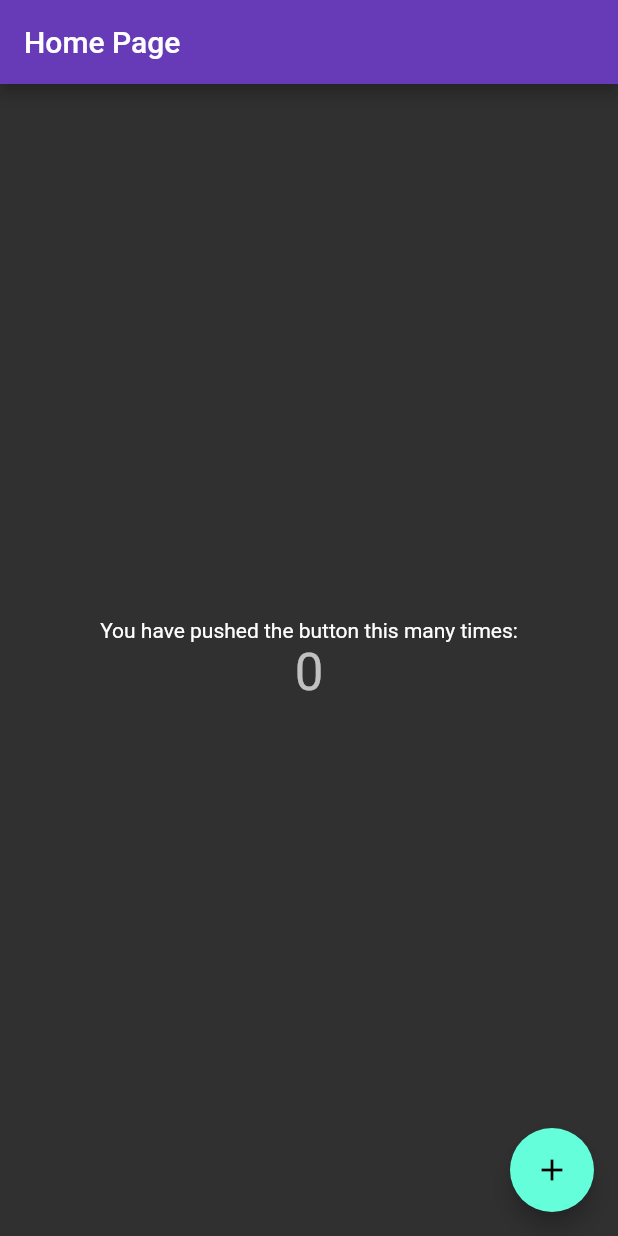
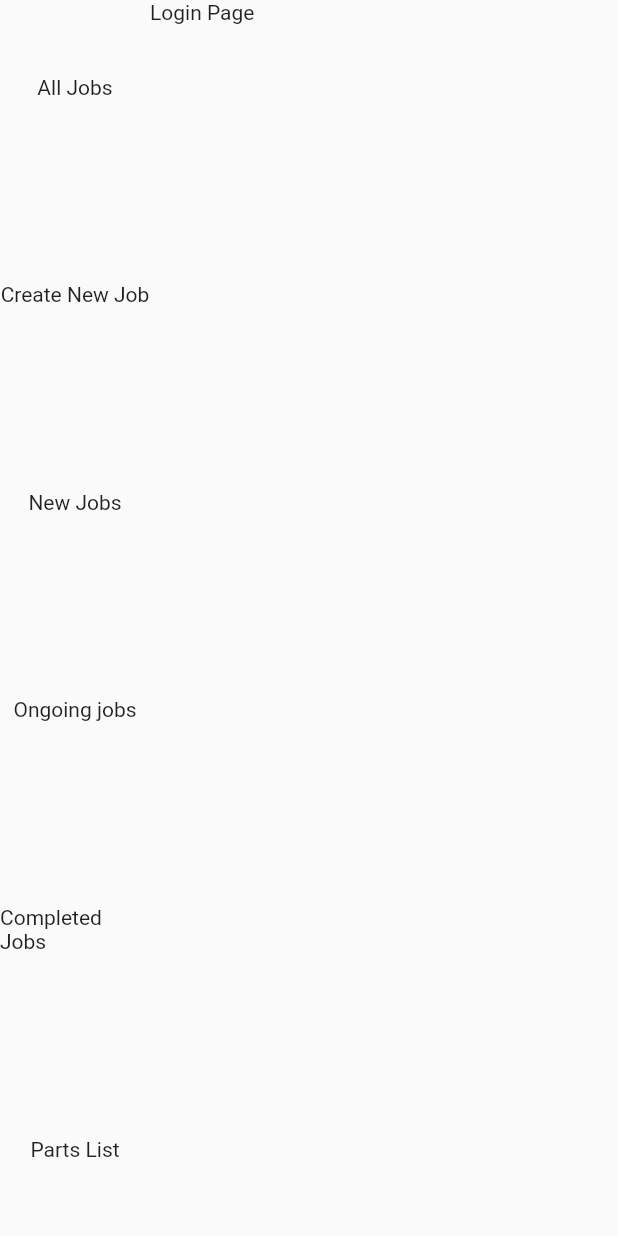
Before and after one commit to Yarintop/Phone-Lab, a Flutter app: the screen it shows after launch, on a phone screen of 412 x 824 dp. Run offline on Flutter 3.47's test engine with Material 2 defaults, Android fonts, the phone set to English and light mode, and no system bars.

Commit message:
Started working on client, added very basic layout

```diff
--- a/lib/MyHomePage.dart
+++ /dev/null
@@ -1,75 +0,0 @@
-import 'package:flutter/material.dart';
-
-/// This widget is the home page of your application. It is stateful, meaning
-/// that it has a State object (defined below) that contains fields that affect
-/// how it looks.
-///
-/// This class is the configuration for the state. It holds the values (in this
-/// case the title) provided by the parent (in this case the App widget) and
-/// used by the build method of the State. Fields in a Widget subclass are
-/// always marked "final".
-class MyHomePage extends StatefulWidget
-{
-    final String title;
-
-    MyHomePage({Key key, this.title}) : super(key: key);
-
-    @override
-    _MyHomePageState createState() =>
-        _MyHomePageState();
-}
-
-class _MyHomePageState extends State<MyHomePage>
-{
-    int _counter = 0;
-    Color _counterColor;
-
-    void floatingActionButtonHandleOnPressed(ThemeData themeData)
-    {
-        setState( () =>
-            _counter++
-        );
-
-        if (_counter % 5 == 0)
-            _counterColor = themeData.accentColor;
-        else
-            _counterColor = null;
-
-    }
-
-    // This method is rerun every time setState is called, for instance as done
-    // by the _incrementCounter method above.
-    //
-    // The Flutter framework has been optimized to make rerunning build methods
-    // fast, so that you can just rebuild anything that needs updating rather
-    // than having to individually change instances of widgets.
-    @override
-    Widget build(BuildContext context)
-    {
-        return Scaffold(
-            appBar: AppBar(
-                title: Text(widget.title),
-            ),
-            body: Center(
-                child: Column(
-                    mainAxisAlignment: MainAxisAlignment.center,
-                    children:
-                    [
-                        Text(
-                            'You have pushed the button this many times:',
-                        ),
-                        Text(
-                            '$_counter',
-                            style: Theme.of(context).textTheme.headline4.copyWith(color: _counterColor)
-                        ),
-                    ],
-                ),
-            ),
-            floatingActionButton: FloatingActionButton(
-                onPressed: () => floatingActionButtonHandleOnPressed(Theme.of(context)),
-                tooltip: 'Increment',
-                child: Icon(Icons.add),
-            ),
-        );
-    }
-}
--- /dev/null
+++ b/lib/app_view.dart
@@ -0,0 +1,17 @@
+import 'package:flutter/material.dart';
+import 'package:myapp/widgets/nav_bar.dart';
+
+class AppView extends StatelessWidget {
+  final Widget child;
+
+  AppView({this.child});
+
+  @override
+  Widget build(BuildContext context) {
+    return Scaffold(
+      body: Row(
+        children: [NavBar(), Expanded(child: child)],
+      ),
+    );
+  }
+}
--- a/lib/main.dart
+++ b/lib/main.dart
@@ -1,28 +1,25 @@
 import 'package:flutter/material.dart';
+import 'package:myapp/routes/route_generator.dart';
+import 'package:myapp/routes/routes.dart';
 
-import 'MyHomePage.dart';
+import 'app_view.dart';
 
 void main() {
-    runApp(MyApp());
+  runApp(MyApp());
 }
 
 /// This widget is the root of your application.
-class MyApp extends StatelessWidget
-{
-    @override
-    Widget build(BuildContext context)
-    {
-        return MaterialApp(
-            title: 'Flutter App',
-            // theme: ThemeData(
-            //     primarySwatch: Colors.deepPurple,
-            // ),
-            theme: ThemeData.dark().copyWith(
-                primaryColor: Colors.deepPurple,
-            ),
-            home: MyHomePage(
-                title: 'Home Page'
-            ),
-        );
-    }
+class MyApp extends StatelessWidget {
+  @override
+  Widget build(BuildContext context) {
+    return MaterialApp(
+        title: 'Repair System',
+        // theme: ThemeData.dark().copyWith(
+        // primaryColor: Colors.deepPurple,
+        // ),
+        initialRoute: ROUTE_LOGIN,
+        navigatorKey: navKey,
+        onGenerateRoute: RouteGenerator.generateRoute,
+        builder: (context, child) => AppView(child: child));
+  }
 }
--- /dev/null
+++ b/lib/routes/route_generator.dart
@@ -0,0 +1,38 @@
+import 'package:flutter/cupertino.dart';
+import 'package:flutter/material.dart';
+import 'package:myapp/routes/routes.dart';
+import 'package:myapp/views/create_job_page.dart';
+import 'package:myapp/views/jobs_page.dart';
+import 'package:myapp/views/login_page.dart';
+import 'package:myapp/views/parts_page.dart';
+
+class RouteGenerator {
+  static Route<dynamic> generateRoute(RouteSettings settings) {
+    switch (settings.name) {
+      case ROUTE_CREATE_JOB:
+        return MaterialPageRoute(builder: (_) => CreateJobPage());
+        break;
+      case ROUTE_ALL_JOBS:
+        return MaterialPageRoute(
+            builder: (_) => JobPage(filter: JobFilter.ALL));
+        break;
+      case ROUTE_NEW_JOBS:
+        return MaterialPageRoute(
+            builder: (_) => JobPage(filter: JobFilter.NEW));
+        break;
+      case ROUTE_ONGOING_JOBS:
+        return MaterialPageRoute(
+            builder: (_) => JobPage(filter: JobFilter.ONGOING));
+        break;
+      case ROUTE_COMPLETED_JOBS:
+        return MaterialPageRoute(
+            builder: (_) => JobPage(filter: JobFilter.COMPLETED));
+        break;
+      case ROUTE_PARTS:
+        return MaterialPageRoute(builder: (_) => PartsPage());
+        break;
+      default: // if the text is "login-page" or anything else, go to the login page.
+        return MaterialPageRoute(builder: (_) => LoginPage());
+    }
+  }
+}
--- /dev/null
+++ b/lib/routes/routes.dart
@@ -0,0 +1,13 @@
+import 'package:flutter/cupertino.dart';
+
+enum JobFilter { ALL, NEW, ONGOING, COMPLETED }
+
+const String ROUTE_LOGIN = "/login";
+const String ROUTE_ALL_JOBS = "/all-jobs";
+const String ROUTE_CREATE_JOB = "/create-job";
+const String ROUTE_NEW_JOBS = "/new-jobs";
+const String ROUTE_ONGOING_JOBS = "/ongoing";
+const String ROUTE_COMPLETED_JOBS = "/completed-jobs";
+const String ROUTE_PARTS = "/parts";
+
+final navKey = new GlobalKey<NavigatorState>();
--- /dev/null
+++ b/lib/views/create_job_page.dart
@@ -0,0 +1,10 @@
+import 'package:flutter/material.dart';
+
+class CreateJobPage extends StatelessWidget {
+  @override
+  Widget build(BuildContext context) {
+    return Container(
+      child: Text("CreateJobPage"),
+    );
+  }
+}
--- /dev/null
+++ b/lib/views/jobs_page.dart
@@ -0,0 +1,13 @@
+import 'package:flutter/material.dart';
+import 'package:myapp/routes/routes.dart';
+
+class JobPage extends StatelessWidget {
+  final JobFilter filter;
+
+  JobPage({this.filter = JobFilter.ALL});
+
+  @override
+  Widget build(BuildContext context) {
+    return Container(child: Text("Job Page - " + this.filter.toString()));
+  }
+}
--- /dev/null
+++ b/lib/views/login_page.dart
@@ -0,0 +1,8 @@
+import 'package:flutter/material.dart';
+
+class LoginPage extends StatelessWidget {
+  @override
+  Widget build(BuildContext context) {
+    return Container(child: Text("Login Page"));
+  }
+}
--- /dev/null
+++ b/lib/views/parts_page.dart
@@ -0,0 +1,10 @@
+import 'package:flutter/material.dart';
+
+class PartsPage extends StatelessWidget {
+  @override
+  Widget build(BuildContext context) {
+    return Container(
+      child: Text("Parts Page"),
+    );
+  }
+}
--- /dev/null
+++ b/lib/widgets/nav_bar.dart
@@ -0,0 +1,24 @@
+import 'package:flutter/material.dart';
+import 'package:myapp/routes/routes.dart';
+import 'package:myapp/widgets/nav_item.dart';
+
+class NavBar extends StatelessWidget {
+  @override
+  Widget build(BuildContext context) {
+    return Container(
+      width: 100,
+      child: Column(
+        mainAxisSize: MainAxisSize.max,
+        mainAxisAlignment: MainAxisAlignment.spaceBetween,
+        children: [
+          NavItem(text: "All Jobs", route: ROUTE_ALL_JOBS),
+          NavItem(text: "Create New Job", route: ROUTE_CREATE_JOB),
+          NavItem(text: "New Jobs", route: ROUTE_NEW_JOBS),
+          NavItem(text: "Ongoing jobs", route: ROUTE_ONGOING_JOBS),
+          NavItem(text: "Completed Jobs", route: ROUTE_COMPLETED_JOBS),
+          NavItem(text: "Parts List", route: ROUTE_PARTS),
+        ],
+      ),
+    );
+  }
+}
--- /dev/null
+++ b/lib/widgets/nav_item.dart
@@ -0,0 +1,36 @@
+import 'package:flutter/material.dart';
+import 'package:flutter/rendering.dart';
+import 'package:myapp/routes/routes.dart';
+
+class NavItem extends StatelessWidget {
+  final String text;
+  final double padding;
+  final bool selected;
+  final Function onSelect;
+
+  final String route;
+
+  NavItem({
+    @required this.text,
+    @required this.route,
+    this.padding = 50.0,
+    this.selected,
+    this.onSelect,
+  });
+
+  @override
+  Widget build(BuildContext context) {
+    return GestureDetector(
+      onTap: () {
+        navKey.currentState.pushNamed(route);
+        onSelect();
+        //TODO - Implement this logic outside later. (for hovering and clicking)
+      },
+      child: Padding(
+        //TODO - Add style when hovered or clicked.
+        padding: EdgeInsets.symmetric(vertical: padding),
+        child: Text(this.text),
+      ),
+    );
+  }
+}
--- a/pubspec.yaml
+++ b/pubspec.yaml
@@ -23,6 +23,8 @@ environment:
 dependencies:
   flutter:
     sdk: flutter
+  http: ^0.13.3
+  provider: 5.0.0-nullsafety.1
 
 
   # The following adds the Cupertino Icons font to your application.
```
Also changed, not shown: pubspec.lock, 1 other file.
